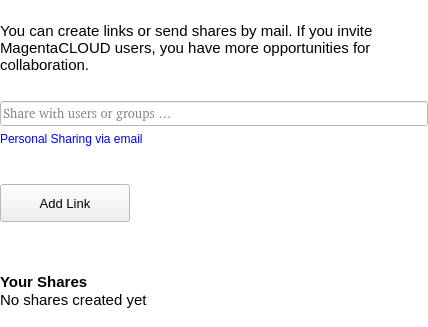
The window that src/gui/shareusergroupwidget.ui (nextmcloud/desktop) describes before a commit, drawn with Qt 5.
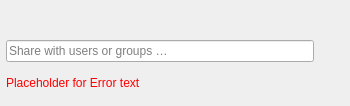
The same window after the commit. Icons and pictures are not drawn.

Commit message: NextCloud original branded client to apply NMC customization

What changed in the file:
```diff
--- a/src/gui/shareusergroupwidget.ui
+++ b/src/gui/shareusergroupwidget.ui
@@ -6,113 +6,47 @@
    <rect>
     <x>0</x>
     <y>0</y>
-    <width>428</width>
-    <height>327</height>
+    <width>350</width>
+    <height>106</height>
    </rect>
   </property>
   <property name="sizePolicy">
-   <sizepolicy hsizetype="Preferred" vsizetype="Preferred">
+   <sizepolicy hsizetype="MinimumExpanding" vsizetype="Fixed">
     <horstretch>0</horstretch>
     <verstretch>0</verstretch>
    </sizepolicy>
   </property>
-  <property name="palette">
-   <palette>
-    <active>
-     <colorrole role="Base">
-      <brush brushstyle="SolidPattern">
-       <color alpha="255">
-        <red>255</red>
-        <green>255</green>
-        <blue>255</blue>
-       </color>
-      </brush>
-     </colorrole>
-     <colorrole role="Window">
-      <brush brushstyle="SolidPattern">
-       <color alpha="255">
-        <red>255</red>
-        <green>255</green>
-        <blue>255</blue>
-       </color>
-      </brush>
-     </colorrole>
-    </active>
-    <inactive>
-     <colorrole role="Base">
-      <brush brushstyle="SolidPattern">
-       <color alpha="255">
-        <red>255</red>
-        <green>255</green>
-        <blue>255</blue>
-       </color>
-      </brush>
-     </colorrole>
-     <colorrole role="Window">
-      <brush brushstyle="SolidPattern">
-       <color alpha="255">
-        <red>255</red>
-        <green>255</green>
-        <blue>255</blue>
-       </color>
-      </brush>
-     </colorrole>
-    </inactive>
-    <disabled>
-     <colorrole role="Base">
-      <brush brushstyle="SolidPattern">
-       <color alpha="255">
-        <red>255</red>
-        <green>255</green>
-        <blue>255</blue>
-       </color>
-      </brush>
-     </colorrole>
-     <colorrole role="Window">
-      <brush brushstyle="SolidPattern">
-       <color alpha="255">
-        <red>255</red>
-        <green>255</green>
-        <blue>255</blue>
-       </color>
-      </brush>
-     </colorrole>
-    </disabled>
-   </palette>
-  </property>
-  <layout class="QVBoxLayout" name="verticalLayout_3">
+  <layout class="QVBoxLayout" name="verticalLayout">
    <property name="spacing">
-    <number>16</number>
+    <number>6</number>
    </property>
    <property name="leftMargin">
-    <number>0</number>
+    <number>6</number>
+   </property>
+   <property name="topMargin">
+    <number>6</number>
    </property>
    <property name="rightMargin">
-    <number>0</number>
+    <number>6</number>
    </property>
    <property name="bottomMargin">
-    <number>0</number>
+    <number>6</number>
    </property>
    <item>
-    <widget class="QLabel" name="shareInfolabel">
-     <property name="font">
-      <font>
-       <family>Segoe UI</family>
-       <pointsize>11</pointsize>
-      </font>
+    <widget class="QLabel" name="mainOwnerLabel">
+     <property name="sizePolicy">
+      <sizepolicy hsizetype="Preferred" vsizetype="Fixed">
+       <horstretch>0</horstretch>
+       <verstretch>0</verstretch>
+      </sizepolicy>
      </property>
      <property name="text">
-      <string>You can create links or send shares by mail. If you invite MagentaCLOUD users, you have more opportunities for collaboration.</string>
-     </property>
-     <property name="wordWrap">
-      <bool>true</bool>
+      <string/>
      </property>
     </widget>
    </item>
    <item>
-    <layout class="QVBoxLayout" name="verticalLayout_2">
-     <item>
-      <layout class="QHBoxLayout" name="shareeHorizontalLayout" stretch="0">
+    <layout class="QHBoxLayout" name="shareeHorizontalLayout" stretch="0,0">
        <property name="spacing">
         <number>6</number>
        </property>
@@ -136,23 +70,22 @@
            <verstretch>0</verstretch>
           </sizepolicy>
          </property>
-         <property name="font">
-          <font>
-           <family>Segoe UI #666</family>
-           <pointsize>10</pointsize>
-           <weight>50</weight>
-           <italic>false</italic>
-           <bold>false</bold>
-          </font>
-         </property>
-         <property name="styleSheet">
-          <string notr="true">font: 10pt &quot;Segoe UI&quot; &quot;#666&quot;;</string>
-         </property>
          <property name="placeholderText">
           <string>Share with users or groups …</string>
          </property>
         </widget>
        </item>
+     <item>
+      <widget class="QToolButton" name="confirmShare">
+       <property name="icon">
+        <iconset resource="../../theme.qrc">
+         <normaloff>:/client/theme/confirm.svg</normaloff>:/client/theme/confirm.svg</iconset>
+       </property>
+       <property name="autoRaise">
+        <bool>true</bool>
+       </property>
+      </widget>
+     </item>
       </layout>
      </item>
      <item>
@@ -169,143 +102,8 @@
           <colorrole role="WindowText">
            <brush brushstyle="SolidPattern">
             <color alpha="255">
-             <red>0</red>
+           <red>255</red>
              <green>0</green>
-             <blue>255</blue>
-            </color>
-           </brush>
-          </colorrole>
-         </active>
-         <inactive>
-          <colorrole role="WindowText">
-           <brush brushstyle="SolidPattern">
-            <color alpha="255">
-             <red>0</red>
-             <green>0</green>
-             <blue>255</blue>
-            </color>
-           </brush>
-          </colorrole>
-         </inactive>
-         <disabled>
-          <colorrole role="WindowText">
-           <brush brushstyle="SolidPattern">
-            <color alpha="255">
-             <red>123</red>
-             <green>121</green>
-             <blue>134</blue>
-            </color>
-           </brush>
-          </colorrole>
-         </disabled>
-        </palette>
-       </property>
-       <property name="font">
-        <font>
-         <family>Segoe UI</family>
-        </font>
-       </property>
-       <property name="text">
-        <string notr="true">Personal Sharing via email</string>
-       </property>
-       <property name="textFormat">
-        <enum>Qt::PlainText</enum>
-       </property>
-       <property name="alignment">
-        <set>Qt::AlignLeading|Qt::AlignLeft|Qt::AlignTop</set>
-       </property>
-       <property name="wordWrap">
-        <bool>true</bool>
-       </property>
-      </widget>
-     </item>
-    </layout>
-   </item>
-   <item>
-    <layout class="QHBoxLayout" name="horizontalLayout">
-     <property name="topMargin">
-      <number>8</number>
-     </property>
-     <item>
-      <widget class="QPushButton" name="addLinkButton">
-       <property name="sizePolicy">
-        <sizepolicy hsizetype="Fixed" vsizetype="Fixed">
-         <horstretch>0</horstretch>
-         <verstretch>0</verstretch>
-        </sizepolicy>
-       </property>
-       <property name="minimumSize">
-        <size>
-         <width>130</width>
-         <height>38</height>
-        </size>
-       </property>
-       <property name="font">
-        <font>
-         <family>Segoe UI</family>
-         <pointsize>10</pointsize>
-        </font>
-       </property>
-       <property name="text">
-        <string>Add Link</string>
-       </property>
-      </widget>
-     </item>
-     <item>
-      <spacer name="horizontalSpacer">
-       <property name="orientation">
-        <enum>Qt::Horizontal</enum>
-       </property>
-       <property name="sizeType">
-        <enum>QSizePolicy::Expanding</enum>
-       </property>
-       <property name="sizeHint" stdset="0">
-        <size>
-         <width>200</width>
-         <height>13</height>
-        </size>
-       </property>
-      </spacer>
-     </item>
-    </layout>
-   </item>
-   <item>
-    <spacer name="verticalSpacer">
-     <property name="orientation">
-      <enum>Qt::Vertical</enum>
-     </property>
-     <property name="sizeType">
-      <enum>QSizePolicy::Fixed</enum>
-     </property>
-     <property name="sizeHint" stdset="0">
-      <size>
-       <width>16</width>
-       <height>16</height>
-      </size>
-     </property>
-    </spacer>
-   </item>
-   <item>
-    <layout class="QVBoxLayout" name="verticalLayout">
-     <property name="spacing">
-      <number>0</number>
-     </property>
-     <item>
-      <widget class="QLabel" name="shareHeading">
-       <property name="sizePolicy">
-        <sizepolicy hsizetype="Preferred" vsizetype="Preferred">
-         <horstretch>0</horstretch>
-         <verstretch>0</verstretch>
-        </sizepolicy>
-       </property>
-       <property name="palette">
-        <palette>
-         <active>
-          <colorrole role="WindowText">
-           <brush brushstyle="SolidPattern">
-            <color alpha="255">
-             <red>0</red>
-             <green>0</green>
              <blue>0</blue>
             </color>
            </brush>
@@ -315,7 +113,7 @@
           <colorrole role="WindowText">
            <brush brushstyle="SolidPattern">
             <color alpha="255">
-             <red>0</red>
+           <red>255</red>
              <green>0</green>
              <blue>0</blue>
             </color>
@@ -335,99 +133,16 @@
          </disabled>
         </palette>
        </property>
-       <property name="font">
-        <font>
-         <family>Segoe UI</family>
-         <pointsize>11</pointsize>
-         <weight>75</weight>
-         <bold>true</bold>
-        </font>
-       </property>
        <property name="text">
-        <string>Your Shares</string>
+      <string notr="true">Placeholder for Error text</string>
        </property>
        <property name="textFormat">
         <enum>Qt::PlainText</enum>
        </property>
-       <property name="alignment">
-        <set>Qt::AlignBottom|Qt::AlignLeading|Qt::AlignLeft</set>
-       </property>
        <property name="wordWrap">
         <bool>true</bool>
        </property>
       </widget>
-     </item>
-     <item>
-      <widget class="QLabel" name="shareInfo">
-       <property name="enabled">
-        <bool>true</bool>
-       </property>
-       <property name="sizePolicy">
-        <sizepolicy hsizetype="Preferred" vsizetype="Preferred">
-         <horstretch>0</horstretch>
-         <verstretch>0</verstretch>
-        </sizepolicy>
-       </property>
-       <property name="palette">
-        <palette>
-         <active>
-          <colorrole role="WindowText">
-           <brush brushstyle="SolidPattern">
-            <color alpha="255">
-             <red>0</red>
-             <green>0</green>
-             <blue>0</blue>
-            </color>
-           </brush>
-          </colorrole>
-         </active>
-         <inactive>
-          <colorrole role="WindowText">
-           <brush brushstyle="SolidPattern">
-            <color alpha="255">
-             <red>0</red>
-             <green>0</green>
-             <blue>0</blue>
-            </color>
-           </brush>
-          </colorrole>
-         </inactive>
-         <disabled>
-          <colorrole role="WindowText">
-           <brush brushstyle="SolidPattern">
-            <color alpha="255">
-             <red>123</red>
-             <green>121</green>
-             <blue>134</blue>
-            </color>
-           </brush>
-          </colorrole>
-         </disabled>
-        </palette>
-       </property>
-       <property name="font">
-        <font>
-         <family>Segoe UI</family>
-         <pointsize>11</pointsize>
-         <weight>50</weight>
-         <bold>false</bold>
-        </font>
-       </property>
-       <property name="text">
-        <string>No shares created yet</string>
-       </property>
-       <property name="textFormat">
-        <enum>Qt::PlainText</enum>
-       </property>
-       <property name="alignment">
-        <set>Qt::AlignLeading|Qt::AlignLeft|Qt::AlignTop</set>
-       </property>
-       <property name="wordWrap">
-        <bool>true</bool>
-       </property>
-      </widget>
-     </item>
-    </layout>
    </item>
   </layout>
  </widget>
```
Left out of the diff: 4 changed lines with no effect on the pictures. Lines whose indentation alone changed are shown as unchanged. The commit also changes 306 other files.
